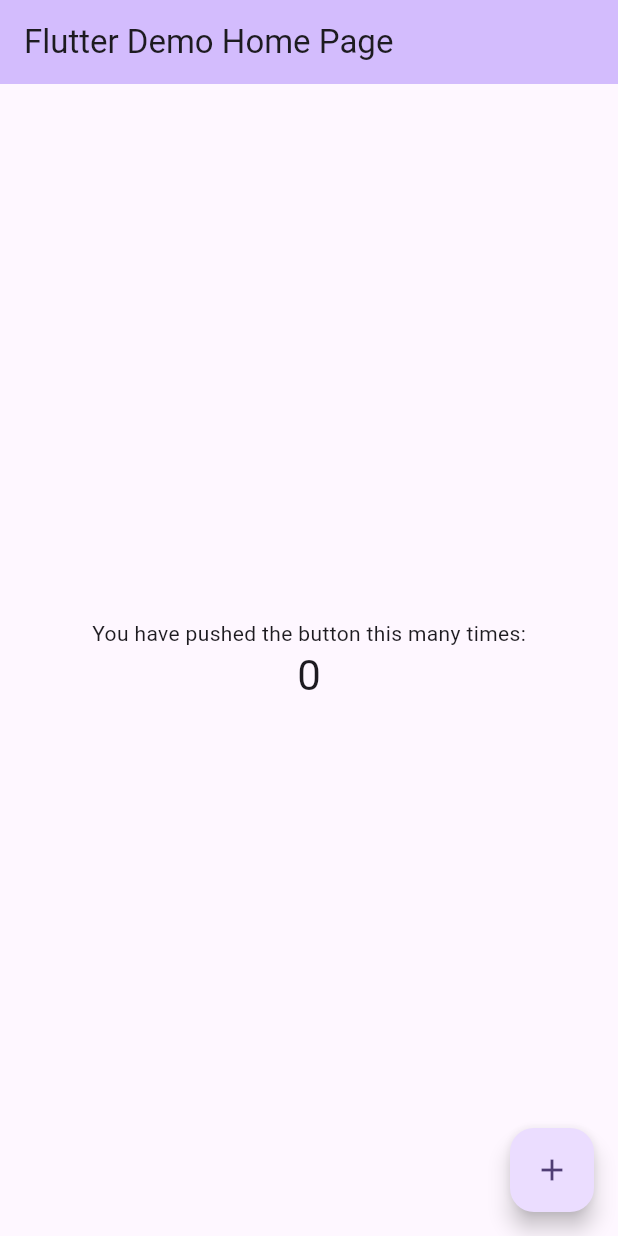
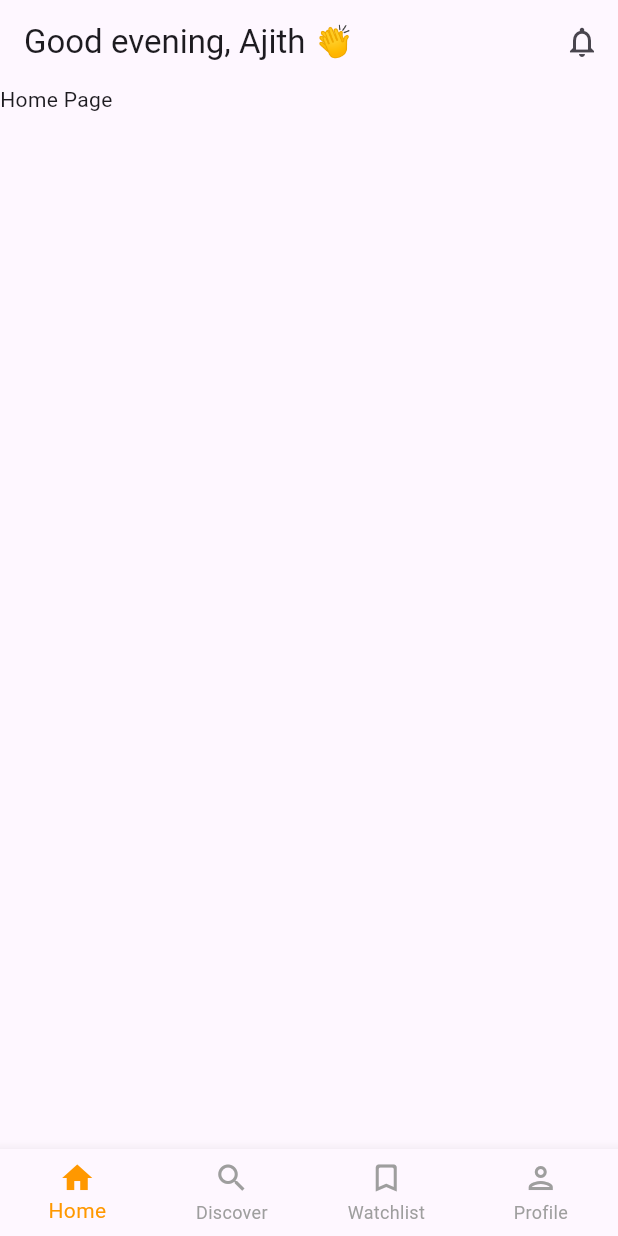
Before and after one commit to endlessframesofficial/next2watch, a Flutter app: the screen it shows after launch, on a phone screen of 412 x 824 dp. Run offline on Flutter 3.47's test engine with Material 3 defaults, Android fonts, the phone set to English and light mode, and no system bars.

Commit message:
dashboard creation

```diff
--- /dev/null
+++ b/lib/dashboard.dart
@@ -0,0 +1,62 @@
+import 'package:flutter/material.dart';
+import 'package:next2watch/discover_page.dart';
+import 'package:next2watch/home_page.dart';
+import 'package:next2watch/profile_page.dart';
+import 'package:next2watch/watchlist_page.dart';
+
+class Dashboard extends StatefulWidget {
+  const Dashboard({super.key});
+
+  @override
+  State<Dashboard> createState() => _DashboardState();
+}
+
+class _DashboardState extends State<Dashboard> {
+  int _selectedIndex = 0;
+
+  final List<Widget> _pages = [
+    const HomePage(),
+    const DiscoverPage(),
+    const WatchlistPage(),
+    const ProfilePage(),
+  ];
+
+  void _onItemTapped(int index) {
+    setState(() {
+      _selectedIndex = index;
+    });
+  }
+
+  @override
+  Widget build(BuildContext context) {
+    return Scaffold(
+      appBar: AppBar(
+        title: const Text('Good evening, Ajith 👏'),
+        centerTitle: false,
+        actions: [
+          IconButton(
+            onPressed: () {},
+            icon: const Icon(Icons.notifications_outlined),
+          ),
+        ],
+      ),
+      body: _pages[_selectedIndex],
+      bottomNavigationBar: BottomNavigationBar(
+        currentIndex: _selectedIndex,
+        onTap: _onItemTapped,
+        type: BottomNavigationBarType.fixed,
+        selectedItemColor: Colors.orange,
+        unselectedItemColor: Colors.grey,
+        items: const [
+          BottomNavigationBarItem(icon: Icon(Icons.home), label: 'Home'),
+          BottomNavigationBarItem(
+              icon: Icon(Icons.search_outlined), label: 'Discover'),
+          BottomNavigationBarItem(
+              icon: Icon(Icons.bookmark_outline_rounded), label: 'Watchlist'),
+          BottomNavigationBarItem(
+              icon: Icon(Icons.person_outlined), label: 'Profile'),
+        ],
+      ),
+    );
+  }
+}
--- /dev/null
+++ b/lib/discover_page.dart
@@ -0,0 +1,10 @@
+import 'package:flutter/material.dart';
+
+class DiscoverPage extends StatelessWidget {
+  const DiscoverPage({super.key});
+
+  @override
+  Widget build(BuildContext context) {
+    return const Text('Discover page');
+  }
+}
--- /dev/null
+++ b/lib/home_page.dart
@@ -0,0 +1,10 @@
+import 'package:flutter/material.dart';
+
+class HomePage extends StatelessWidget {
+  const HomePage({super.key});
+
+  @override
+  Widget build(BuildContext context) {
+    return const Text('Home Page');
+  }
+}
--- a/lib/main.dart
+++ b/lib/main.dart
@@ -1,4 +1,7 @@
 import 'package:flutter/material.dart';
+import 'package:next2watch/dashboard.dart';
+import 'package:next2watch/home_page.dart';
+
 
 void main() {
   runApp(const MyApp());
@@ -30,93 +33,7 @@ class MyApp extends StatelessWidget {
         // tested with just a hot reload.
         colorScheme: .fromSeed(seedColor: Colors.deepPurple),
       ),
-      home: const MyHomePage(title: 'Flutter Demo Home Page'),
+      home: Dashboard(),
     );
   }
 }
-
-class MyHomePage extends StatefulWidget {
-  const MyHomePage({super.key, required this.title});
-
-  // This widget is the home page of your application. It is stateful, meaning
-  // that it has a State object (defined below) that contains fields that affect
-  // how it looks.
-
-  // This class is the configuration for the state. It holds the values (in this
-  // case the title) provided by the parent (in this case the App widget) and
-  // used by the build method of the State. Fields in a Widget subclass are
-  // always marked "final".
-
-  final String title;
-
-  @override
-  State<MyHomePage> createState() => _MyHomePageState();
-}
-
-class _MyHomePageState extends State<MyHomePage> {
-  int _counter = 0;
-
-  void _incrementCounter() {
-    setState(() {
-      // This call to setState tells the Flutter framework that something has
-      // changed in this State, which causes it to rerun the build method below
-      // so that the display can reflect the updated values. If we changed
-      // _counter without calling setState(), then the build method would not be
-      // called again, and so nothing would appear to happen.
-      _counter++;
-    });
-  }
-
-  @override
-  Widget build(BuildContext context) {
-    // This method is rerun every time setState is called, for instance as done
-    // by the _incrementCounter method above.
-    //
-    // The Flutter framework has been optimized to make rerunning build methods
-    // fast, so that you can just rebuild anything that needs updating rather
-    // than having to individually change instances of widgets.
-    return Scaffold(
-      appBar: AppBar(
-        // TRY THIS: Try changing the color here to a specific color (to
-        // Colors.amber, perhaps?) and trigger a hot reload to see the AppBar
-        // change color while the other colors stay the same.
-        backgroundColor: Theme.of(context).colorScheme.inversePrimary,
-        // Here we take the value from the MyHomePage object that was created by
-        // the App.build method, and use it to set our appbar title.
-        title: Text(widget.title),
-      ),
-      body: Center(
-        // Center is a layout widget. It takes a single child and positions it
-        // in the middle of the parent.
-        child: Column(
-          // Column is also a layout widget. It takes a list of children and
-          // arranges them vertically. By default, it sizes itself to fit its
-          // children horizontally, and tries to be as tall as its parent.
-          //
-          // Column has various properties to control how it sizes itself and
-          // how it positions its children. Here we use mainAxisAlignment to
-          // center the children vertically; the main axis here is the vertical
-          // axis because Columns are vertical (the cross axis would be
-          // horizontal).
-          //
-          // TRY THIS: Invoke "debug painting" (choose the "Toggle Debug Paint"
-          // action in the IDE, or press "p" in the console), to see the
-          // wireframe for each widget.
-          mainAxisAlignment: .center,
-          children: [
-            const Text('You have pushed the button this many times:'),
-            Text(
-              '$_counter',
-              style: Theme.of(context).textTheme.headlineMedium,
-            ),
-          ],
-        ),
-      ),
-      floatingActionButton: FloatingActionButton(
-        onPressed: _incrementCounter,
-        tooltip: 'Increment',
-        child: const Icon(Icons.add),
-      ),
-    );
-  }
-}
--- /dev/null
+++ b/lib/profile_page.dart
@@ -0,0 +1,10 @@
+import 'package:flutter/material.dart';
+
+class ProfilePage extends StatelessWidget {
+  const ProfilePage({super.key});
+
+  @override
+  Widget build(BuildContext context) {
+    return const Text('Profile Page');
+  }
+}
--- /dev/null
+++ b/lib/watchlist_page.dart
@@ -0,0 +1,10 @@
+import 'package:flutter/material.dart';
+
+class WatchlistPage extends StatelessWidget {
+  const WatchlistPage({super.key});
+
+  @override
+  Widget build(BuildContext context) {
+    return const Text('Watchlist Page');
+  }
+}
```
